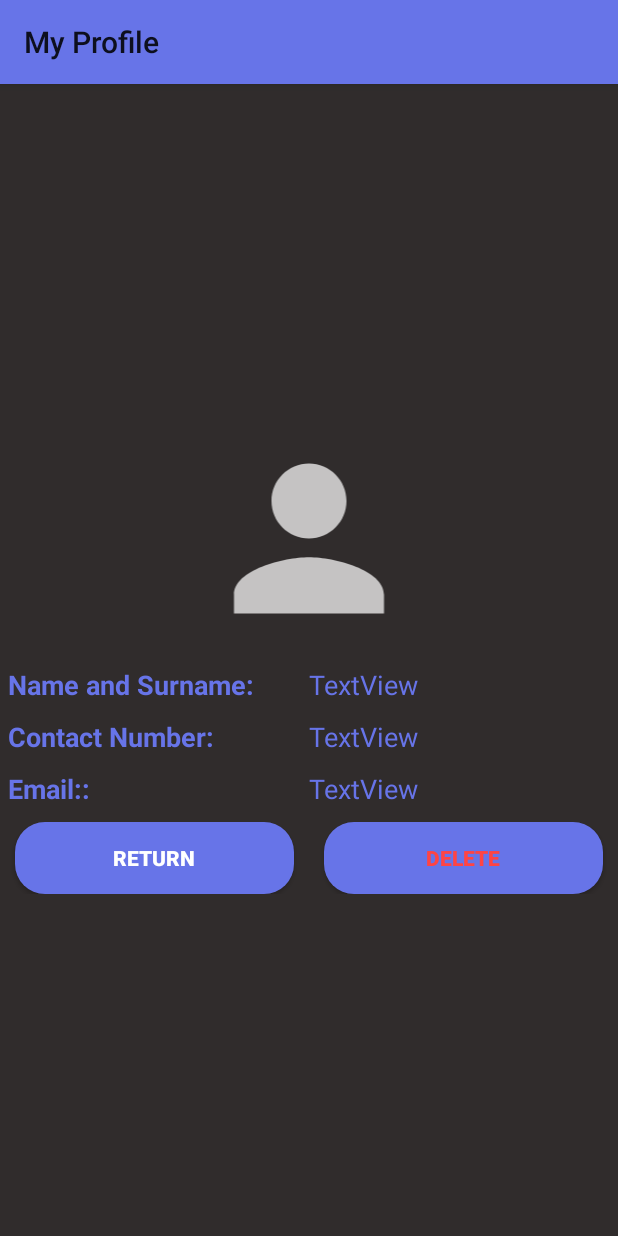
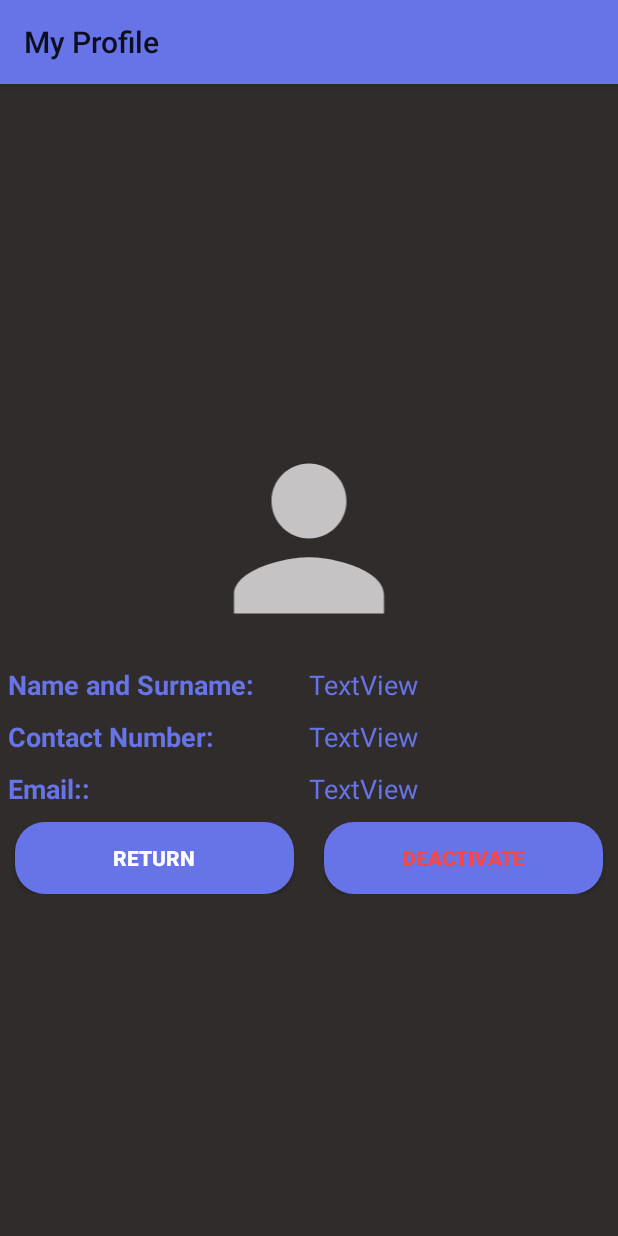
Before and after one commit to BackPhilip/TableFind, an Android app: the Profile screen opened directly, with no data from a screen before it, on a phone screen of 412 x 824 dp. Run offline under Robolectric (Android 15) with nearby library versions, the phone set to English and light mode, and no system bars; libraries missing offline, so code that uses them is left out: com.backendless, com.backendless.async, com.backendless.exceptions; 3 statements that could not run were skipped.

Commit message:
-Added User Deactivation and Activation Functionality

```diff
--- a/app/src/main/java/com/example/tablefind/activities/Profile.java
+++ b/app/src/main/java/com/example/tablefind/activities/Profile.java
@@ -4,11 +4,11 @@ import androidx.appcompat.app.AlertDialog;
 import androidx.appcompat.app.AppCompatActivity;
 import androidx.appcompat.view.ContextThemeWrapper;
 
-import android.content.ContextWrapper;
 import android.content.DialogInterface;
 import android.content.Intent;
 import android.content.SharedPreferences;
 import android.os.Bundle;
+import android.util.Log;
 import android.view.View;
 import android.widget.Button;
 import android.widget.TextView;
@@ -24,7 +24,7 @@ import com.example.tablefind.app_utilities.ApplicationClass;
 public class Profile extends AppCompatActivity {
 
 TextView profileName, profileNumber, profileEmail;
-Button profileReturnBtn, profileDeleteBtn;
+Button profileReturnBtn, profileDeactivateBtn;
     @Override
     protected void onCreate(Bundle savedInstanceState) {
         super.onCreate(savedInstanceState);
@@ -36,7 +36,7 @@ Button profileReturnBtn, profileDeleteBtn;
         profileEmail = findViewById(R.id.profileEmail);
 
         profileReturnBtn = findViewById(R.id.profileReturnBtn);
-        profileDeleteBtn = findViewById(R.id.profileDeleteBtn);
+        profileDeactivateBtn = findViewById(R.id.profileDeactivateBtn);
 
         profileName.setText(ApplicationClass.user.getProperty("FirstName").toString() + " " + ApplicationClass.user.getProperty("LastName").toString());
         profileNumber.setText(ApplicationClass.user.getProperty("Cellphone").toString());
@@ -51,23 +51,17 @@ Button profileReturnBtn, profileDeleteBtn;
             }
         });
 
-        profileDeleteBtn.setOnClickListener(new View.OnClickListener() {
+        profileDeactivateBtn.setOnClickListener(new View.OnClickListener() {
             @Override
             public void onClick(View view) {
-                new AlertDialog.Builder(new ContextThemeWrapper(Profile.this, R.style.TimePickerTheme)).setTitle("Confirm Delete").setMessage("Are you sure you want to delete this profile?").setPositiveButton("Confirm", new DialogInterface.OnClickListener() {
+                new AlertDialog.Builder(new ContextThemeWrapper(Profile.this, R.style.TimePickerTheme)).setTitle("Confirm Deactivation").setMessage("Are you sure you want to deactivate this profile?").setPositiveButton("Confirm", new DialogInterface.OnClickListener() {
                     @Override
                     public void onClick(DialogInterface dialog, int which) {
-                        final IDataStore<BackendlessUser> dataStore = Backendless.Data.of( BackendlessUser.class );
-                        dataStore.findById( ApplicationClass.user.getObjectId(), new AsyncCallback<BackendlessUser>()
-                        {
+
+                        ApplicationClass.user.setProperty("FirstName", "deactivateRequest");
+                        Backendless.UserService.update(ApplicationClass.user, new AsyncCallback<BackendlessUser>() {
                             @Override
-                            public void handleResponse( BackendlessUser backendlessUser )
-                            {
-                                dataStore.remove( backendlessUser, new AsyncCallback<Long>()
-                                {
-                                    @Override
-                                    public void handleResponse( Long aLong )
-                                    {
+                            public void handleResponse(BackendlessUser response) {
                                 SharedPreferences emailSharedPreferences = getSharedPreferences("email", 0);
                                 SharedPreferences.Editor emailEditor = emailSharedPreferences.edit();
                                 emailEditor.putString("email","");
@@ -77,24 +71,16 @@ Button profileReturnBtn, profileDeleteBtn;
                                 emailEditor = emailSharedPreferences.edit();
 
                                 emailEditor.putString("email", "").commit();
-                                        ApplicationClass.showToast("User Has Been Deleted!", 1, Profile.this);
-                                        Intent intent = new Intent(Profile.this, Login.class);
-                                        startActivity(intent);
+                                ApplicationClass.showToast("Deactivation Request has been Sent!" ,1, Profile.this);
+                                startActivity(new Intent(Profile.this, Login.class));
                                 Profile.this.finish();
                             }
+
                             @Override
-                                    public void handleFault( BackendlessFault backendlessFault )
-                                    {
-                                        ApplicationClass.showToast("Error: " + backendlessFault, 2, Profile.this);
+                            public void handleFault(BackendlessFault fault) {
+                                ApplicationClass.showToast("Error: " + fault.getMessage(),1, Profile.this);
                             }
-                                } );
-                            }
-                            @Override
-                            public void handleFault( BackendlessFault backendlessFault )
-                            {
-                                ApplicationClass.showToast("Error: " + backendlessFault, 2, Profile.this);
-                            }
-                        } );
+                        });
                     }
                 }).setNegativeButton("Cancel", new DialogInterface.OnClickListener() {
                     @Override
--- a/app/src/main/java/com/example/tablefind/activities/Register.java
+++ b/app/src/main/java/com/example/tablefind/activities/Register.java
@@ -92,10 +92,11 @@ public class Register extends AppCompatActivity {
                             public void handleResponse(BackendlessUser response) {
                                 ApplicationClass.showToast("Successfully Registered", 1, Register.this);
 
-                                Backendless.UserService.resendEmailConfirmation(user.getEmail(), new AsyncCallback<Void>() {
+                                Backendless.UserService.resendEmailConfirmation(response.getEmail(), new AsyncCallback<Void>() {
                                     @Override
                                     public void handleResponse(Void response) {
                                         ApplicationClass.showToast("An Email Has Been Sent To You!", 1, Register.this);
+                                        Register.this.finish();
                                         showProgress(false);
                                     }
 
--- a/app/src/main/res/layout/activity_menu_item_detail.xml
+++ b/app/src/main/res/layout/activity_menu_item_detail.xml
@@ -68,7 +68,7 @@
             android:layout_width="match_parent"
             android:layout_height="match_parent"
             android:layout_weight="3"
-            android:text="Allergens:"
+            android:text="Details:"
             android:textColor="@color/colorPrimary"
             android:textSize="18sp"
             android:textStyle="bold" />
--- a/app/src/main/res/layout/activity_profile.xml
+++ b/app/src/main/res/layout/activity_profile.xml
@@ -125,7 +125,7 @@
             android:textStyle="bold" />
 
         <Button
-            android:id="@+id/profileDeleteBtn"
+            android:id="@+id/profileDeactivateBtn"
             android:layout_width="wrap_content"
             android:layout_height="wrap_content"
             android:layout_marginStart="10dp"
@@ -134,7 +134,7 @@
             android:layout_marginRight="10dp"
             android:layout_weight="1"
             android:background="@drawable/buttons"
-            android:text="Delete"
+            android:text="Deactivate"
             android:textColor="@android:color/holo_red_light"
             android:textStyle="bold" />
     </LinearLayout>
```
Also changed, not shown: app/src/main/java/com/example/tablefind/activities/Login.java (+25 -5 lines), app/src/main/java/com/example/tablefind/app_utilities/ApplicationClass.java (+1 -19 lines), 62 other files. Lines whose indentation alone changed are shown as unchanged.
